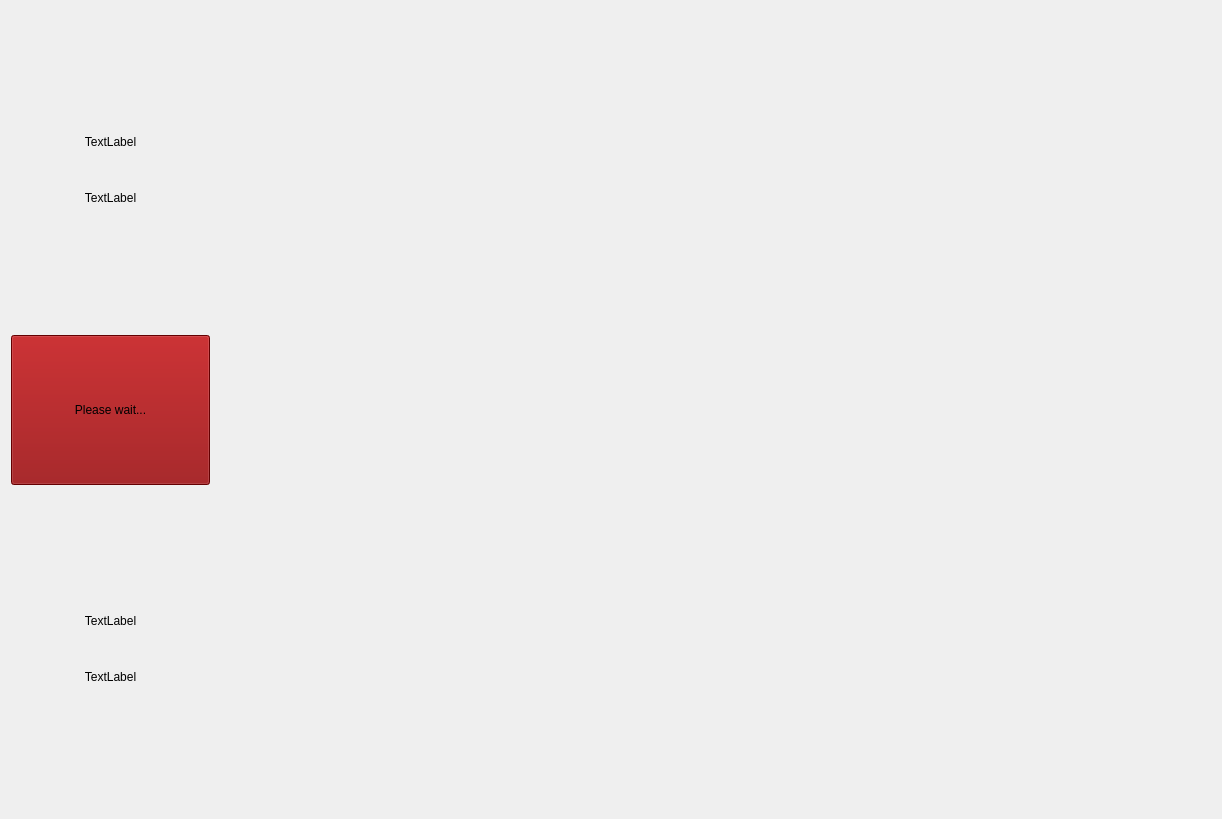
Before: the Qt Designer form Views/States/GamePlayingState.ui in DimLight1998/Gwent, drawn with Qt 5.
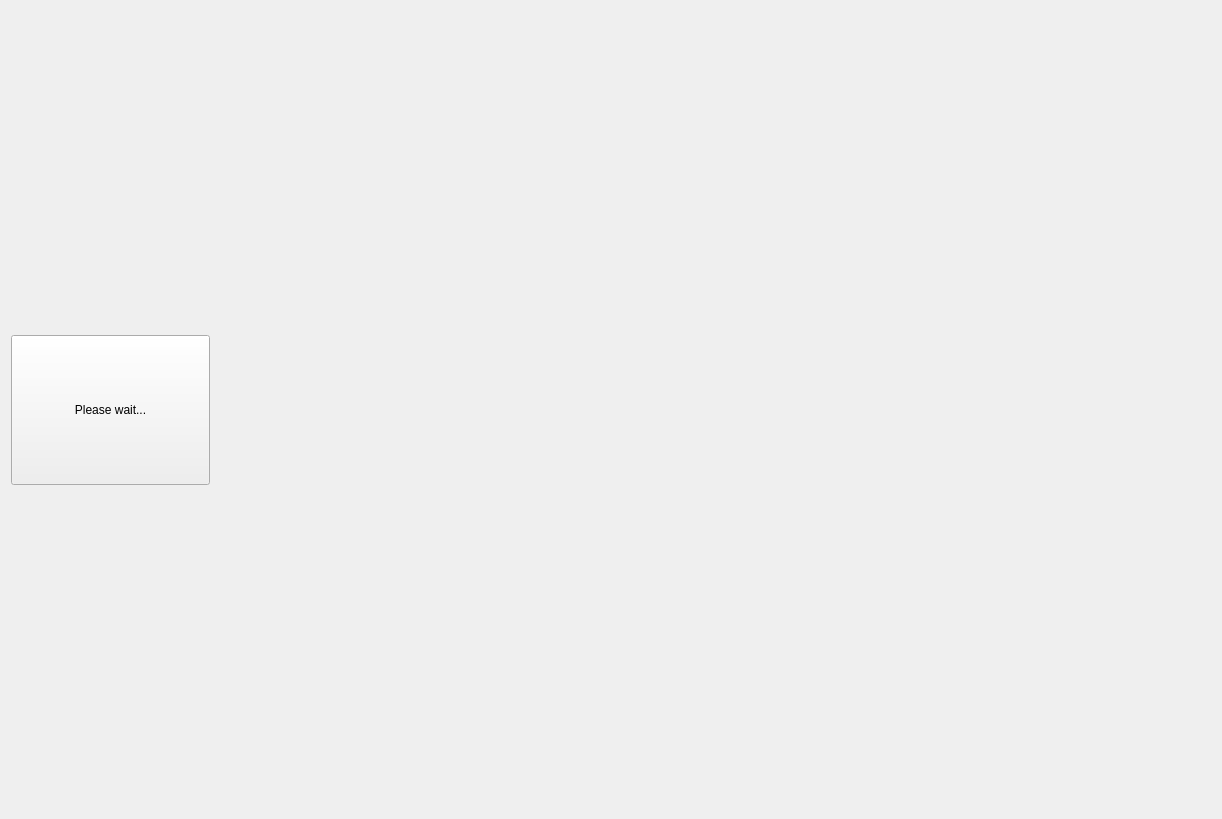
After: the same form once the commit is applied.

```diff
--- a/Views/States/GamePlayingState.ui
+++ b/Views/States/GamePlayingState.ui
@@ -49,7 +49,7 @@
                                         </size>
                                     </property>
                                     <property name="text">
-                                        <string>TextLabel</string>
+                                        <string/>
                                     </property>
                                     <property name="alignment">
                                         <set>Qt::AlignCenter</set>
@@ -71,7 +71,7 @@
                                         </size>
                                     </property>
                                     <property name="text">
-                                        <string>TextLabel</string>
+                                        <string/>
                                     </property>
                                     <property name="alignment">
                                         <set>Qt::AlignCenter</set>
@@ -100,7 +100,7 @@
                                         </size>
                                     </property>
                                     <property name="styleSheet">
-                                        <string notr="true">background-color: rgb(140, 0, 2);</string>
+                                        <string notr="true"/>
                                     </property>
                                     <property name="text">
                                         <string>Please wait...</string>
@@ -135,7 +135,7 @@
                                         </size>
                                     </property>
                                     <property name="text">
-                                        <string>TextLabel</string>
+                                        <string/>
                                     </property>
                                     <property name="alignment">
                                         <set>Qt::AlignCenter</set>
@@ -157,7 +157,7 @@
                                         </size>
                                     </property>
                                     <property name="text">
-                                        <string>TextLabel</string>
+                                        <string/>
                                     </property>
                                     <property name="alignment">
                                         <set>Qt::AlignCenter</set>
```
